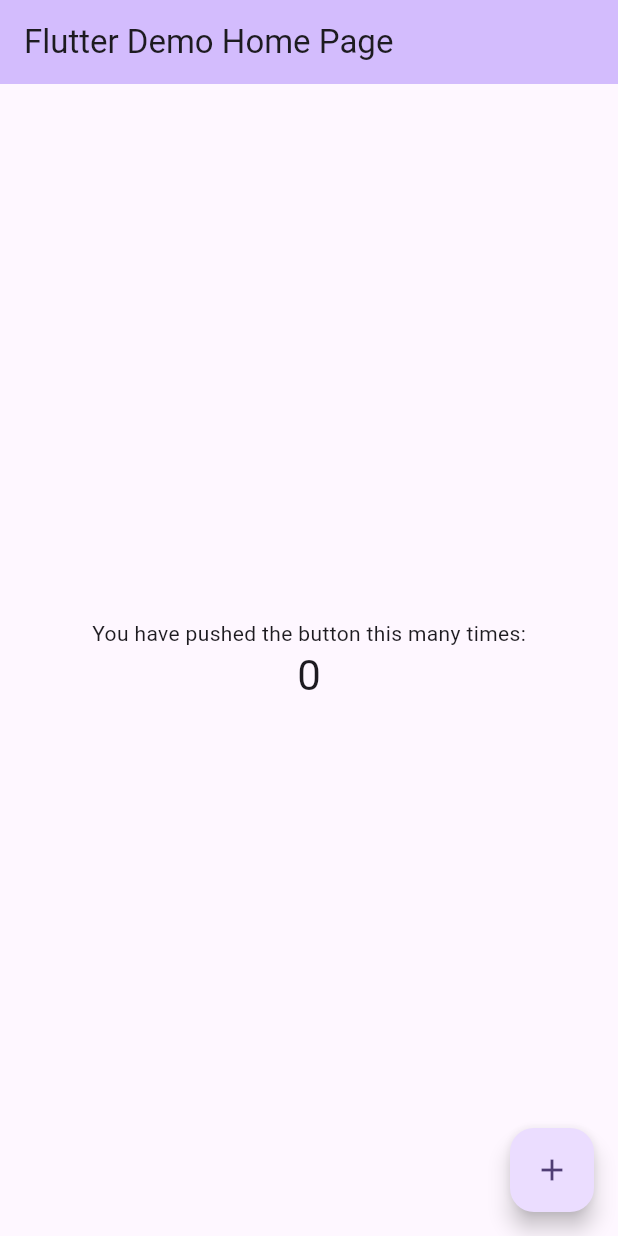
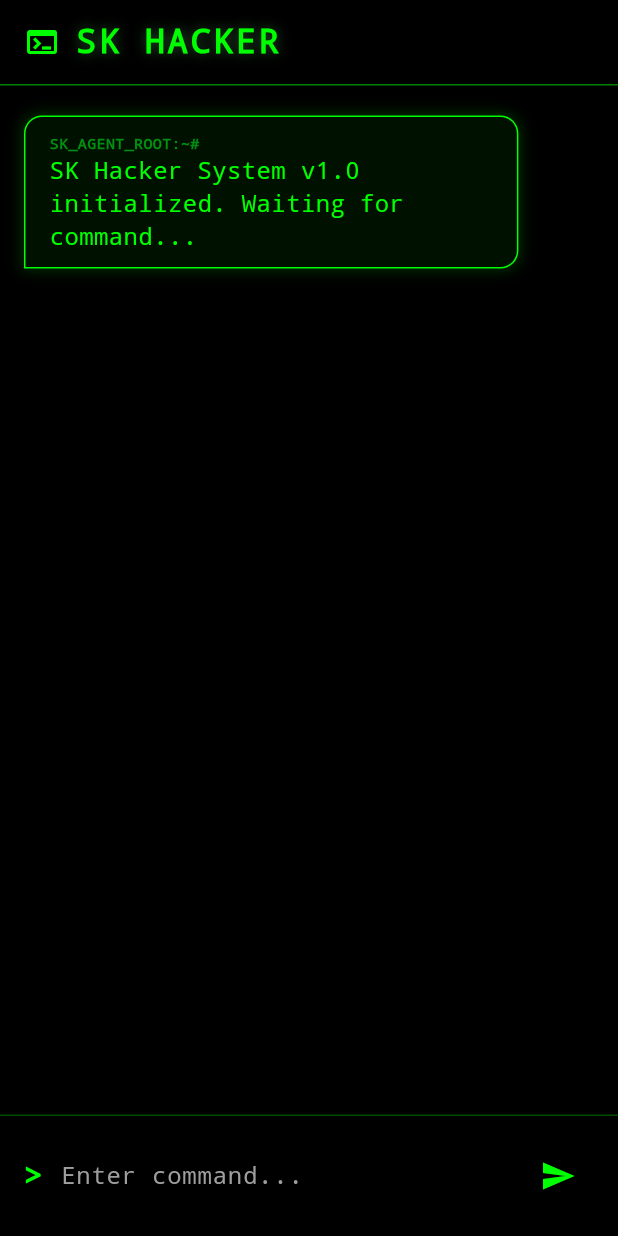
Before and after one commit to could-ai/019aa1e8-634b-79ce-8ec8-83d3be667ca7, a Flutter app: the screen it shows after launch, on a phone screen of 412 x 824 dp. Run offline on Flutter 3.47's test engine with Material 3 defaults, Android fonts, the phone set to English and light mode, and no system bars.

Commit message:
Configured the main app entry point with a 'Hacker' theme (Black background, Green accents, Monospace font) and set the title to 'SK Hacker AI'.; Created the ChatScreen with a distinct 'Hacker' UI style. Features include a terminal-like interface, green neon text, message bubbles with 'root' prefixes for the AI, and a command-line style input field.; Created a mock AI service (AiService) to handle user queries. It includes predefined responses for common greetings, identity questions, and a fallback mechanism for unknown inputs, simulating a responsive AI agent.

```diff
--- /dev/null
+++ b/usr/lib/ai_service.dart
@@ -0,0 +1,42 @@
+class AiService {
+  // This is a mock AI service.
+  // To make it "real", you would connect this to an API like OpenAI or Gemini.
+
+  String getResponse(String input) {
+    final String lowerInput = input.toLowerCase();
+
+    if (lowerInput.contains('hello') || lowerInput.contains('hi') || lowerInput.contains('salam')) {
+      return "Connection established. SK Hacker is listening. How can I assist you with your operations?";
+    }
+
+    if (lowerInput.contains('name') || lowerInput.contains('nam')) {
+      return "Identity: SK Hacker. \nStatus: Online.\nMission: Provide accurate data.";
+    }
+
+    if (lowerInput.contains('hack') || lowerInput.contains('password')) {
+      return "ACCESS DENIED. \nProtocol 404: I cannot assist with illegal activities. I am designed for ethical assistance and information retrieval.";
+    }
+
+    if (lowerInput.contains('time') || lowerInput.contains('date')) {
+      return "Current System Time: ${DateTime.now().toString()}";
+    }
+
+    if (lowerInput.contains('code') || lowerInput.contains('program')) {
+      return "I can generate code structures. Please specify the language and the function you require.";
+    }
+
+    if (lowerInput.contains('who made you') || lowerInput.contains('creator')) {
+      return "I was initialized by a developer using Flutter technology.";
+    }
+
+    // Default responses for unknown queries
+    final List<String> defaultResponses = [
+      "Analyzing input... Data inconclusive. Please refine your query.",
+      "Command not recognized in current database.",
+      "Processing... I need more context to provide an accurate answer.",
+      "System operational. Please ask a specific question.",
+    ];
+
+    return defaultResponses[DateTime.now().second % defaultResponses.length];
+  }
+}
--- /dev/null
+++ b/usr/lib/chat_screen.dart
@@ -0,0 +1,245 @@
+import 'package:flutter/material.dart';
+import 'ai_service.dart';
+
+class ChatScreen extends StatefulWidget {
+  const ChatScreen({super.key});
+
+  @override
+  State<ChatScreen> createState() => _ChatScreenState();
+}
+
+class _ChatScreenState extends State<ChatScreen> {
+  final TextEditingController _controller = TextEditingController();
+  final List<Map<String, dynamic>> _messages = [];
+  final ScrollController _scrollController = ScrollController();
+  bool _isTyping = false;
+  final AiService _aiService = AiService();
+
+  @override
+  void initState() {
+    super.initState();
+    // Initial greeting from SK Hacker
+    _addMessage("SK Hacker System v1.0 initialized. Waiting for command...", false);
+  }
+
+  void _sendMessage() async {
+    if (_controller.text.trim().isEmpty) return;
+
+    final String userMessage = _controller.text;
+    _controller.clear();
+
+    // Add user message
+    _addMessage(userMessage, true);
+
+    setState(() {
+      _isTyping = true;
+    });
+
+    // Simulate network delay and get response
+    await Future.delayed(const Duration(milliseconds: 1500));
+    final String response = _aiService.getResponse(userMessage);
+
+    if (mounted) {
+      setState(() {
+        _isTyping = false;
+      });
+      _addMessage(response, false);
+    }
+  }
+
+  void _addMessage(String text, bool isUser) {
+    setState(() {
+      _messages.add({
+        'text': text,
+        'isUser': isUser,
+        'time': DateTime.now(),
+      });
+    });
+
+    // Scroll to bottom
+    Future.delayed(const Duration(milliseconds: 100), () {
+      if (_scrollController.hasClients) {
+        _scrollController.animateTo(
+          _scrollController.position.maxScrollExtent,
+          duration: const Duration(milliseconds: 300),
+          curve: Curves.easeOut,
+        );
+      }
+    });
+  }
+
+  @override
+  Widget build(BuildContext context) {
+    return Scaffold(
+      appBar: AppBar(
+        backgroundColor: Colors.black,
+        elevation: 0,
+        title: Row(
+          children: [
+            const Icon(Icons.terminal, color: Color(0xFF00FF00)),
+            const SizedBox(width: 10),
+            Text(
+              'SK HACKER',
+              style: TextStyle(
+                color: const Color(0xFF00FF00),
+                fontWeight: FontWeight.bold,
+                letterSpacing: 2.0,
+                shadows: [
+                  Shadow(
+                    blurRadius: 10.0,
+                    color: Colors.green.withOpacity(0.5),
+                    offset: const Offset(0, 0),
+                  ),
+                ],
+              ),
+            ),
+          ],
+        ),
+        bottom: PreferredSize(
+          preferredSize: const Size.fromHeight(1.0),
+          child: Container(
+            color: const Color(0xFF00FF00).withOpacity(0.5),
+            height: 1.0,
+          ),
+        ),
+      ),
+      body: Column(
+        children: [
+          Expanded(
+            child: ListView.builder(
+              controller: _scrollController,
+              padding: const EdgeInsets.all(16),
+              itemCount: _messages.length,
+              itemBuilder: (context, index) {
+                final msg = _messages[index];
+                final isUser = msg['isUser'] as bool;
+                return _buildMessageBubble(msg['text'], isUser);
+              },
+            ),
+          ),
+          if (_isTyping)
+            Padding(
+              padding: const EdgeInsets.only(left: 16, bottom: 8),
+              child: Row(
+                children: [
+                  const Text(
+                    "> PROCESSING...",
+                    style: TextStyle(
+                      color: Color(0xFF00FF00),
+                      fontSize: 12,
+                    ),
+                  ),
+                  const SizedBox(width: 8),
+                  SizedBox(
+                    width: 10,
+                    height: 10,
+                    child: CircularProgressIndicator(
+                      strokeWidth: 2,
+                      color: const Color(0xFF00FF00),
+                    ),
+                  ),
+                ],
+              ),
+            ),
+          _buildInputArea(),
+        ],
+      ),
+    );
+  }
+
+  Widget _buildMessageBubble(String text, bool isUser) {
+    return Align(
+      alignment: isUser ? Alignment.centerRight : Alignment.centerLeft,
+      child: Container(
+        margin: const EdgeInsets.symmetric(vertical: 4),
+        padding: const EdgeInsets.symmetric(horizontal: 16, vertical: 10),
+        constraints: BoxConstraints(
+          maxWidth: MediaQuery.of(context).size.width * 0.8,
+        ),
+        decoration: BoxDecoration(
+          color: isUser ? const Color(0xFF222222) : const Color(0xFF001100),
+          border: Border.all(
+            color: isUser ? Colors.grey : const Color(0xFF00FF00),
+            width: 1,
+          ),
+          borderRadius: BorderRadius.only(
+            topLeft: const Radius.circular(12),
+            topRight: const Radius.circular(12),
+            bottomLeft: isUser ? const Radius.circular(12) : const Radius.circular(0),
+            bottomRight: isUser ? const Radius.circular(0) : const Radius.circular(12),
+          ),
+          boxShadow: isUser ? [] : [
+             BoxShadow(
+              color: const Color(0xFF00FF00).withOpacity(0.2),
+              blurRadius: 8,
+              spreadRadius: 1,
+            )
+          ],
+        ),
+        child: Column(
+          crossAxisAlignment: CrossAxisAlignment.start,
+          children: [
+            if (!isUser)
+              const Text(
+                "SK_AGENT_ROOT:~#",
+                style: TextStyle(
+                  color: Color(0xFF008F11),
+                  fontSize: 10,
+                  fontWeight: FontWeight.bold,
+                ),
+              ),
+            Text(
+              text,
+              style: TextStyle(
+                color: isUser ? Colors.white : const Color(0xFF00FF00),
+                fontSize: 16,
+                height: 1.4,
+              ),
+            ),
+          ],
+        ),
+      ),
+    );
+  }
+
+  Widget _buildInputArea() {
+    return Container(
+      padding: const EdgeInsets.all(16),
+      decoration: BoxDecoration(
+        color: Colors.black,
+        border: Border(
+          top: BorderSide(color: const Color(0xFF00FF00).withOpacity(0.3)),
+        ),
+      ),
+      child: Row(
+        children: [
+          const Text(
+            "> ",
+            style: TextStyle(
+              color: Color(0xFF00FF00),
+              fontSize: 20,
+              fontWeight: FontWeight.bold,
+            ),
+          ),
+          Expanded(
+            child: TextField(
+              controller: _controller,
+              style: const TextStyle(color: Colors.white),
+              cursorColor: const Color(0xFF00FF00),
+              decoration: const InputDecoration(
+                hintText: "Enter command...",
+                hintStyle: TextStyle(color: Colors.grey),
+                border: InputBorder.none,
+              ),
+              onSubmitted: (_) => _sendMessage(),
+            ),
+          ),
+          IconButton(
+            icon: const Icon(Icons.send, color: Color(0xFF00FF00)),
+            onPressed: _sendMessage,
+          ),
+        ],
+      ),
+    );
+  }
+}
--- a/usr/lib/main.dart
+++ b/usr/lib/main.dart
@@ -1,4 +1,5 @@
 import 'package:flutter/material.dart';
+import 'chat_screen.dart';
 
 void main() {
   runApp(const MyApp());
@@ -7,114 +8,28 @@ void main() {
 class MyApp extends StatelessWidget {
   const MyApp({super.key});
 
-  // This widget is the root of your application.
   @override
   Widget build(BuildContext context) {
     return MaterialApp(
-      title: 'Flutter Demo',
+      title: 'SK Hacker AI',
       debugShowCheckedModeBanner: false,
       theme: ThemeData(
-        // This is the theme of your application.
-        //
-        // TRY THIS: Try running your application with "flutter run". You'll see
-        // the application has a purple toolbar. Then, without quitting the app,
-        // try changing the seedColor in the colorScheme below to Colors.green
-        // and then invoke "hot reload" (save your changes or press the "hot
-        // reload" button in a Flutter-supported IDE, or press "r" if you used
-        // the command line to start the app).
-        //
-        // Notice that the counter didn't reset back to zero; the application
-        // state is not lost during the reload. To reset the state, use hot
-        // restart instead.
-        //
-        // This works for code too, not just values: Most code changes can be
-        // tested with just a hot reload.
-        colorScheme: ColorScheme.fromSeed(seedColor: Colors.deepPurple),
+        brightness: Brightness.dark,
+        primaryColor: const Color(0xFF00FF00), // Hacker Green
+        scaffoldBackgroundColor: Colors.black,
+        colorScheme: const ColorScheme.dark(
+          primary: Color(0xFF00FF00),
+          secondary: Color(0xFF008F11),
+          surface: Color(0xFF111111),
+        ),
+        fontFamily: 'Courier', // Monospace font for hacker look
+        useMaterial3: true,
       ),
-      home: const MyHomePage(title: 'Flutter Demo Home Page'),
+      // Routing setup
+      initialRoute: '/',
+      routes: {
+        '/': (context) => const ChatScreen(),
+      },
     );
   }
 }
-
-class MyHomePage extends StatefulWidget {
-  const MyHomePage({super.key, required this.title});
-
-  // This widget is the home page of your application. It is stateful, meaning
-  // that it has a State object (defined below) that contains fields that affect
-  // how it looks.
-
-  // This class is the configuration for the state. It holds the values (in this
-  // case the title) provided by the parent (in this case the App widget) and
-  // used by the build method of the State. Fields in a Widget subclass are
-  // always marked "final".
-
-  final String title;
-
-  @override
-  State<MyHomePage> createState() => _MyHomePageState();
-}
-
-class _MyHomePageState extends State<MyHomePage> {
-  int _counter = 0;
-
-  void _incrementCounter() {
-    setState(() {
-      // This call to setState tells the Flutter framework that something has
-      // changed in this State, which causes it to rerun the build method below
-      // so that the display can reflect the updated values. If we changed
-      // _counter without calling setState(), then the build method would not be
-      // called again, and so nothing would appear to happen.
-      _counter++;
-    });
-  }
-
-  @override
-  Widget build(BuildContext context) {
-    // This method is rerun every time setState is called, for instance as done
-    // by the _incrementCounter method above.
-    //
-    // The Flutter framework has been optimized to make rerunning build methods
-    // fast, so that you can just rebuild anything that needs updating rather
-    // than having to individually change instances of widgets.
-    return Scaffold(
-      appBar: AppBar(
-        // TRY THIS: Try changing the color here to a specific color (to
-        // Colors.amber, perhaps?) and trigger a hot reload to see the AppBar
-        // change color while the other colors stay the same.
-        backgroundColor: Theme.of(context).colorScheme.inversePrimary,
-        // Here we take the value from the MyHomePage object that was created by
-        // the App.build method, and use it to set our appbar title.
-        title: Text(widget.title),
-      ),
-      body: Center(
-        // Center is a layout widget. It takes a single child and positions it
-        // in the middle of the parent.
-        child: Column(
-          // Column is also a layout widget. It takes a list of children and
-          // arranges them vertically. By default, it sizes itself to fit its
-          // children horizontally, and tries to be as tall as its parent.
-          //
-          // Column has various properties to control how it sizes itself and
-          // how it positions its children. Here we use mainAxisAlignment to
-          // center the children vertically; the main axis here is the vertical
-          // axis because Columns are vertical (the cross axis would be
-          // horizontal).
-          //
-          // TRY THIS: Invoke "debug painting" (choose the "Toggle Debug Paint"
-          // action in the IDE, or press "p" in the console), to see the
-          // wireframe for each widget.
-          mainAxisAlignment: MainAxisAlignment.center,
-          children: <Widget>[
-            const Text('You have pushed the button this many times:'),
-            Text('$_counter', style: Theme.of(context).textTheme.headlineMedium),
-          ],
-        ),
-      ),
-      floatingActionButton: FloatingActionButton(
-        onPressed: _incrementCounter,
-        tooltip: 'Increment',
-        child: const Icon(Icons.add),
-      ), // This trailing comma makes auto-formatting nicer for build methods.
-    );
-  }
-}
```
